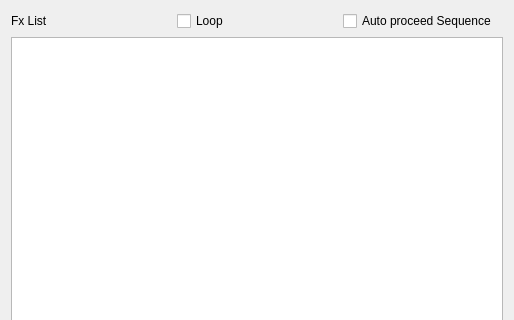
Above: StageRunner/gui/fxlistwidget.ui from Pit1966/StageRunner before the change; both pictures show x 0 to 514 and y 0 to 320 of the 514 by 641 pixel window. Below: the same form after it.
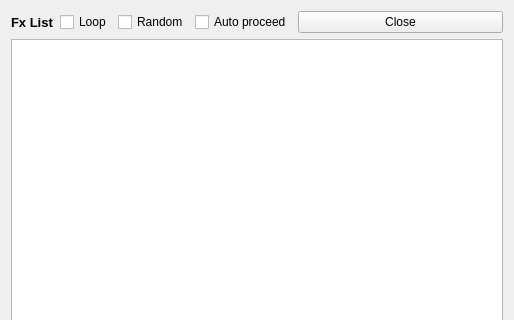
That is the form after the change. Custom widgets are drawn as their Qt base class.

Commit message: Intensive Work on FxPlayListItem Random playlists now possible Visual feedback improved

```diff
--- a/StageRunner/gui/fxlistwidget.ui
+++ b/StageRunner/gui/fxlistwidget.ui
@@ -20,7 +20,14 @@
       <number>0</number>
      </property>
      <item>
-      <widget class="QLabel" name="label">
+      <widget class="QLabel" name="titleLabel">
+       <property name="font">
+        <font>
+         <pointsize>10</pointsize>
+         <weight>75</weight>
+         <bold>true</bold>
+        </font>
+       </property>
        <property name="text">
         <string>Fx List</string>
        </property>
@@ -28,15 +35,41 @@
      </item>
      <item>
       <widget class="QCheckBox" name="loopCheck">
+       <property name="sizePolicy">
+        <sizepolicy hsizetype="Fixed" vsizetype="Fixed">
+         <horstretch>0</horstretch>
+         <verstretch>0</verstretch>
+        </sizepolicy>
+       </property>
        <property name="text">
         <string>Loop</string>
        </property>
       </widget>
      </item>
+     <item>
+      <widget class="QCheckBox" name="randomCheckBox">
+       <property name="text">
+        <string>Random</string>
+       </property>
+      </widget>
+     </item>
      <item>
       <widget class="QCheckBox" name="autoProceedCheck">
        <property name="text">
-        <string>Auto proceed Sequence</string>
+        <string>Auto proceed</string>
+       </property>
+      </widget>
+     </item>
+     <item>
+      <widget class="QPushButton" name="closeButton">
+       <property name="sizePolicy">
+        <sizepolicy hsizetype="Expanding" vsizetype="Fixed">
+         <horstretch>0</horstretch>
+         <verstretch>0</verstretch>
+        </sizepolicy>
+       </property>
+       <property name="text">
+        <string>Close</string>
        </property>
       </widget>
      </item>
```
Left out of the diff: 19 changed lines with no effect on the pictures. The commit also changes 46 other files.
